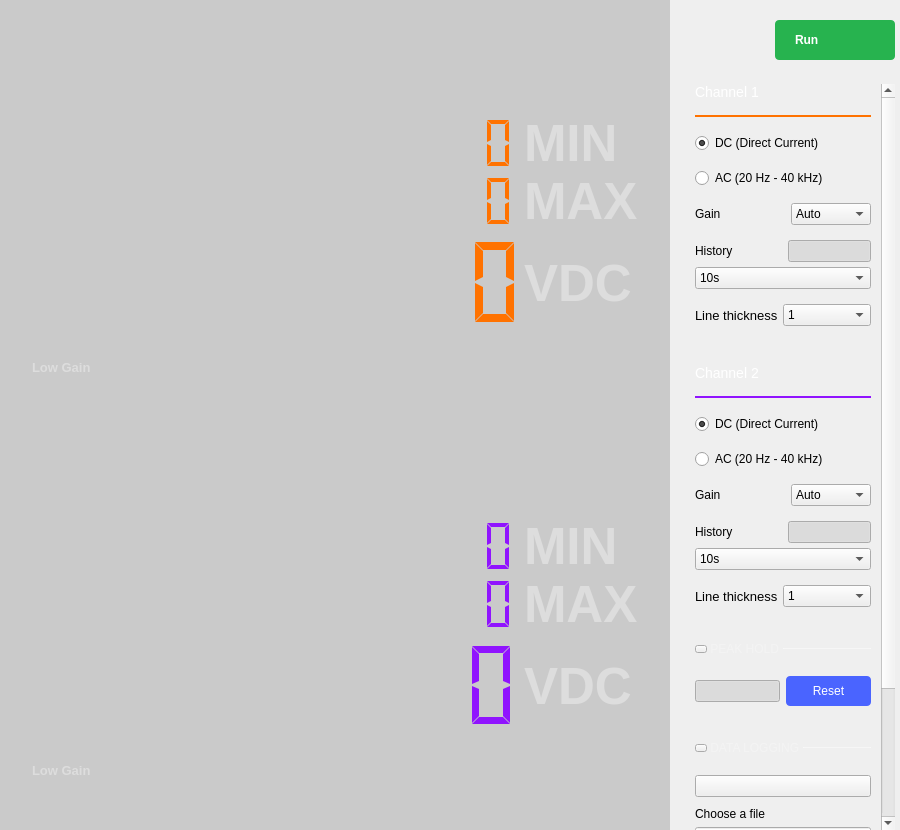
The window that ui/dmm.ui (analogdevicesinc/scopy) describes before a commit, drawn with Qt 5.
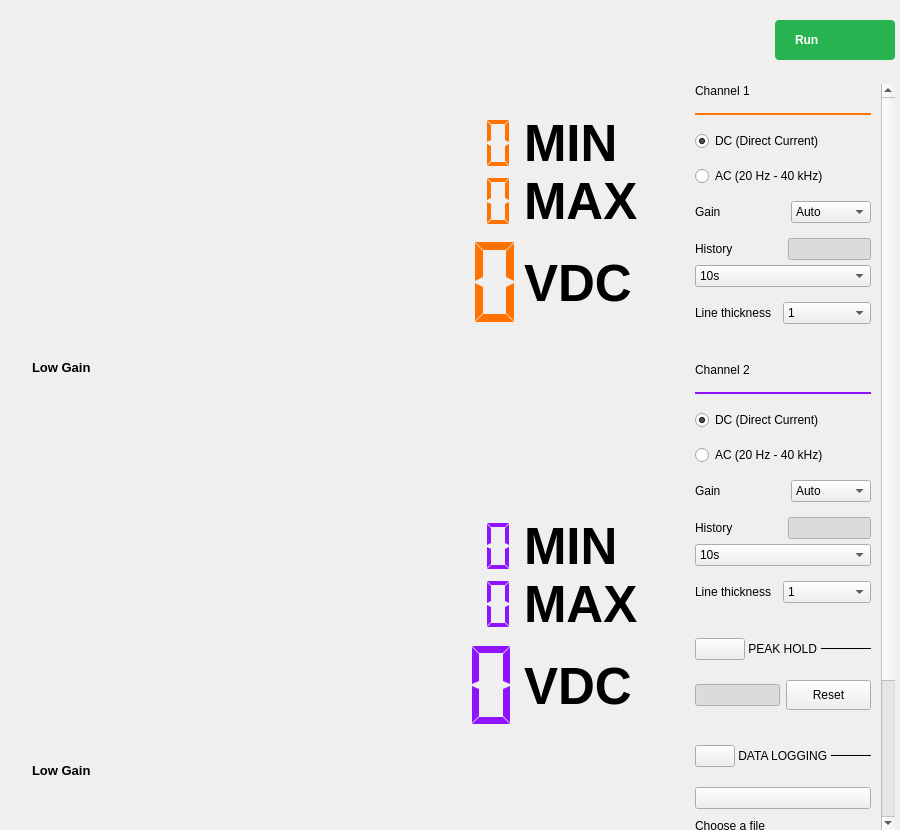
The same window after the commit. Icons and pictures are not drawn. Custom widgets are drawn as their Qt base class.

What changed in the file:
```diff
--- a/ui/dmm.ui
+++ b/ui/dmm.ui
@@ -35,8 +35,11 @@
    <item>
     <widget class="adiscope::DetachDragZone" name="leftPanel" native="true">
      <property name="styleSheet">
-      <string notr="true">QWidget#leftPanel { background-color: rgba(0, 0, 0, 40); }
-QLabel { color: rgba(255, 255, 255, 90); font-size: 51px; font-weight: bold; qproperty-alignment: 'AlignBottom | AlignLeft'; }</string>
+      <string notr="true">QLabel { 
+	 font-size: 51px; 
+	font-weight: bold; 
+	qproperty-alignment: 'AlignBottom | AlignLeft';
+ }</string>
      </property>
      <layout class="QHBoxLayout" name="horizontalLayout_8">
       <property name="leftMargin">
@@ -835,7 +838,7 @@
            <x>0</x>
            <y>0</y>
            <width>186</width>
-           <height>1065</height>
+           <height>1102</height>
           </rect>
          </property>
          <property name="sizePolicy">
@@ -868,13 +871,6 @@
               <verstretch>0</verstretch>
              </sizepolicy>
             </property>
-            <property name="styleSheet">
-             <string notr="true">QLabel {
-	color: white;
-	font-size:14px;
-	font-weight:normal;
-}</string>
-            </property>
             <property name="text">
              <string>Channel 1</string>
             </property>
@@ -1051,9 +1047,6 @@
               </property>
               <item>
                <widget class="QLabel" name="labelThicknessCh1">
-                <property name="styleSheet">
-                 <string notr="true">font-size: 13px;</string>
-                </property>
                 <property name="text">
                  <string>Line thickness</string>
                 </property>
@@ -1153,13 +1146,6 @@
             <property name="autoFillBackground">
              <bool>false</bool>
             </property>
-            <property name="styleSheet">
-             <string notr="true">QLabel {
-	color: white;
-	font-size:14px;
-	font-weight:normal;
-}</string>
-            </property>
             <property name="text">
              <string>Channel 2</string>
             </property>
@@ -1336,9 +1322,6 @@
               </property>
               <item>
                <widget class="QLabel" name="labelThicknessCh2">
-                <property name="styleSheet">
-                 <string notr="true">font-size: 13px;</string>
-                </property>
                 <property name="text">
                  <string>Line thickness</string>
                 </property>
@@ -1437,24 +1420,6 @@
             </property>
             <item>
              <widget class="QPushButton" name="btnCollapsePeakHold">
-              <property name="styleSheet">
-               <string notr="true">QPushButton {
-  max-height: 6px;
-  max-width: 10px;
-  border-image: url(:/icons/sba_cmb_box_arrow.svg);
-}
-
-QPushButton:checked
-{
-  max-height: 10px;
-  max-width:  6px;
-border-image: url(:/icons/sba_cmb_box_arrow_right.svg);
-}
-
-
-
-</string>
-              </property>
               <property name="text">
                <string/>
               </property>
@@ -1471,12 +1436,6 @@
                 <verstretch>0</verstretch>
                </sizepolicy>
               </property>
-              <property name="styleSheet">
-               <string notr="true">QLabel {
-  font-size: 12px;
-  color: rgba(255, 255, 255, 70);
-}</string>
-              </property>
               <property name="text">
                <string> PEAK HOLD </string>
               </property>
@@ -1496,9 +1455,6 @@
                 <height>1</height>
                </size>
               </property>
-              <property name="styleSheet">
-               <string notr="true">border: 1px solid rgba(255, 255, 255, 70);</string>
-              </property>
               <property name="frameShadow">
                <enum>QFrame::Plain</enum>
               </property>
@@ -1578,17 +1534,9 @@
                  <property name="styleSheet">
                   <string notr="true">QPushButton{
 height:25px;
-background-color: #4A64FF;
-border-radius: 4px;
-
 
 font-size: 12px;
 line-height: 14px;
-color: #FFFFFF;
-}
-QPushButton:hover
-{
-         background-color: #4a34ff;
 }</string>
                  </property>
                  <property name="text">
@@ -1627,24 +1575,6 @@
             </property>
             <item>
              <widget class="QPushButton" name="btnCollapseDataLog">
-              <property name="styleSheet">
-               <string notr="true">QPushButton {
-  max-height: 6px;
-  max-width: 10px;
-  border-image: url(:/icons/sba_cmb_box_arrow.svg);
-}
-
-QPushButton:checked
-{
-  max-height: 10px;
-  max-width:  6px;
-border-image: url(:/icons/sba_cmb_box_arrow_right.svg);
-}
-
-
-
-</string>
-              </property>
               <property name="text">
                <string/>
               </property>
@@ -1661,12 +1591,6 @@
                 <verstretch>0</verstretch>
                </sizepolicy>
               </property>
-              <property name="styleSheet">
-               <string notr="true">QLabel {
-  font-size: 12px;
-  color: rgba(255, 255, 255, 70);
-}</string>
-              </property>
               <property name="text">
                <string> DATA LOGGING </string>
               </property>
@@ -1686,9 +1610,6 @@
                 <height>1</height>
                </size>
               </property>
-              <property name="styleSheet">
-               <string notr="true">border: 1px solid rgba(255, 255, 255, 70);</string>
-              </property>
               <property name="frameShadow">
                <enum>QFrame::Plain</enum>
               </property>
@@ -1942,17 +1863,17 @@
   </layout>
  </widget>
  <customwidgets>
+  <customwidget>
+   <class>adiscope::CustomSwitch</class>
+   <extends>QPushButton</extends>
+   <header>customSwitch.hpp</header>
+  </customwidget>
   <customwidget>
    <class>adiscope::DetachDragZone</class>
    <extends>QWidget</extends>
    <header>detachdragzone.h</header>
    <container>1</container>
   </customwidget>
-  <customwidget>
-   <class>adiscope::CustomSwitch</class>
-   <extends>QPushButton</extends>
-   <header>customSwitch.hpp</header>
-  </customwidget>
   <customwidget>
    <class>adiscope::InstrumentNotes</class>
    <extends>QWidget</extends>
```
Left out of the diff: 42 changed lines with no effect on the pictures.
